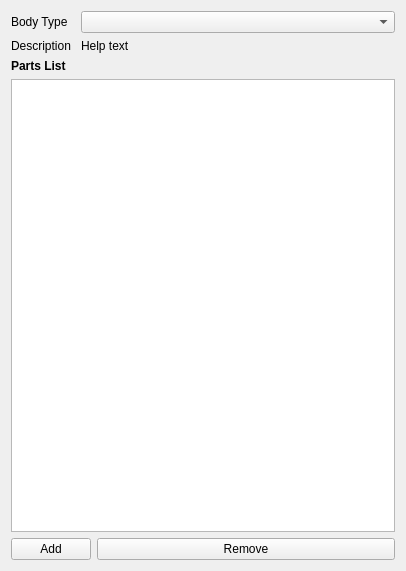
The window that TaskPanelDapBodies.ui (ljplessis/Nikra-DAP) describes before a commit, drawn with Qt 5.
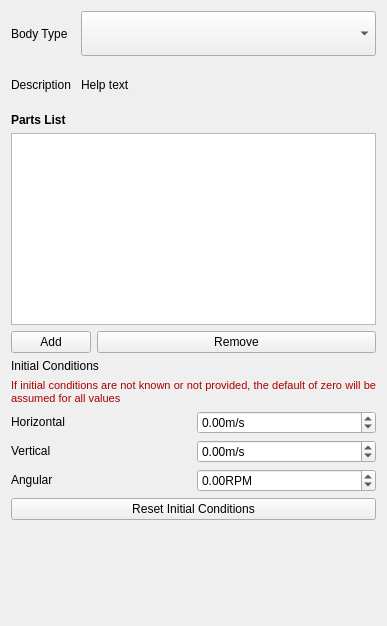
The same window after the commit.

Commit message: DAP: Initial commit of Initial Conditions Modelling

Diff of the .ui file:
```diff
--- a/TaskPanelDapBodies.ui
+++ b/TaskPanelDapBodies.ui
@@ -6,20 +6,151 @@
    <rect>
     <x>0</x>
     <y>0</y>
-    <width>406</width>
-    <height>571</height>
+    <width>387</width>
+    <height>626</height>
    </rect>
   </property>
+  <property name="sizePolicy">
+   <sizepolicy hsizetype="Expanding" vsizetype="Expanding">
+    <horstretch>0</horstretch>
+    <verstretch>0</verstretch>
+   </sizepolicy>
+  </property>
   <property name="windowTitle">
    <string>DAP body definition</string>
   </property>
-  <layout class="QVBoxLayout" name="verticalLayout">
-   <item>
+  <layout class="QGridLayout" name="gridLayout">
+   <item row="6" column="1">
+    <widget class="QDoubleSpinBox" name="dsbVelocityAngular">
+     <property name="enabled">
+      <bool>true</bool>
+     </property>
+     <property name="suffix">
+      <string>RPM</string>
+     </property>
+     <property name="minimum">
+      <double>-999999.000000000000000</double>
+     </property>
+     <property name="maximum">
+      <double>999999.000000000000000</double>
+     </property>
+    </widget>
+   </item>
+   <item row="6" column="0">
+    <widget class="QLabel" name="lblVelocityAngular">
+     <property name="enabled">
+      <bool>true</bool>
+     </property>
+     <property name="text">
+      <string>&lt;html&gt;&lt;head/&gt;&lt;body&gt;&lt;p&gt;Angular&lt;/p&gt;&lt;/body&gt;&lt;/html&gt;</string>
+     </property>
+    </widget>
+   </item>
+   <item row="2" column="0">
+    <widget class="QLabel" name="lblInitialConditions">
+     <property name="text">
+      <string>Initial Conditions</string>
+     </property>
+    </widget>
+   </item>
+   <item row="3" column="0" colspan="2">
+    <widget class="QLabel" name="labelInitConditionDescription">
+     <property name="enabled">
+      <bool>true</bool>
+     </property>
+     <property name="sizePolicy">
+      <sizepolicy hsizetype="Expanding" vsizetype="Minimum">
+       <horstretch>0</horstretch>
+       <verstretch>0</verstretch>
+      </sizepolicy>
+     </property>
+     <property name="text">
+      <string>&lt;html&gt;&lt;head/&gt;&lt;body&gt;&lt;p align=&quot;justify&quot;&gt;&lt;span style=&quot; font-size:8pt; color:#aa0000;&quot;&gt;If initial conditions are not known or not provided, the default of zero will be assumed for all values&lt;/span&gt;&lt;/p&gt;&lt;/body&gt;&lt;/html&gt;</string>
+     </property>
+     <property name="scaledContents">
+      <bool>false</bool>
+     </property>
+     <property name="wordWrap">
+      <bool>true</bool>
+     </property>
+    </widget>
+   </item>
+   <item row="4" column="1">
+    <widget class="QDoubleSpinBox" name="dsbVelocityHorizontal">
+     <property name="enabled">
+      <bool>true</bool>
+     </property>
+     <property name="sizePolicy">
+      <sizepolicy hsizetype="Expanding" vsizetype="Fixed">
+       <horstretch>0</horstretch>
+       <verstretch>0</verstretch>
+      </sizepolicy>
+     </property>
+     <property name="suffix">
+      <string>m/s</string>
+     </property>
+     <property name="minimum">
+      <double>-999999.000000000000000</double>
+     </property>
+     <property name="maximum">
+      <double>999999.000000000000000</double>
+     </property>
+    </widget>
+   </item>
+   <item row="5" column="1">
+    <widget class="QDoubleSpinBox" name="dsbVelocityVertical">
+     <property name="enabled">
+      <bool>true</bool>
+     </property>
+     <property name="prefix">
+      <string/>
+     </property>
+     <property name="suffix">
+      <string>m/s</string>
+     </property>
+     <property name="minimum">
+      <double>-999999.000000000000000</double>
+     </property>
+     <property name="maximum">
+      <double>999999.000000000000000</double>
+     </property>
+    </widget>
+   </item>
+   <item row="4" column="0">
+    <widget class="QLabel" name="lblVelocityHorizontal">
+     <property name="enabled">
+      <bool>true</bool>
+     </property>
+     <property name="sizePolicy">
+      <sizepolicy hsizetype="Expanding" vsizetype="Preferred">
+       <horstretch>0</horstretch>
+       <verstretch>0</verstretch>
+      </sizepolicy>
+     </property>
+     <property name="text">
+      <string>&lt;html&gt;&lt;head/&gt;&lt;body&gt;&lt;p&gt;Horizontal&lt;/p&gt;&lt;/body&gt;&lt;/html&gt;</string>
+     </property>
+    </widget>
+   </item>
+   <item row="8" column="0">
+    <spacer name="verticalSpacer">
+     <property name="orientation">
+      <enum>Qt::Vertical</enum>
+     </property>
+     <property name="sizeHint" stdset="0">
+      <size>
+       <width>20</width>
+       <height>40</height>
+      </size>
+     </property>
+    </spacer>
+   </item>
+   <item row="0" column="0" colspan="2">
     <layout class="QFormLayout" name="formLayout">
      <item row="0" column="0">
       <widget class="QLabel" name="labelBodyType">
        <property name="sizePolicy">
-        <sizepolicy hsizetype="Minimum" vsizetype="Preferred">
+        <sizepolicy hsizetype="Expanding" vsizetype="Expanding">
          <horstretch>0</horstretch>
          <verstretch>0</verstretch>
         </sizepolicy>
@@ -32,7 +163,7 @@
      <item row="0" column="1">
       <widget class="QComboBox" name="comboBodyType">
        <property name="sizePolicy">
-        <sizepolicy hsizetype="Expanding" vsizetype="Fixed">
+        <sizepolicy hsizetype="Expanding" vsizetype="Expanding">
          <horstretch>0</horstretch>
          <verstretch>0</verstretch>
         </sizepolicy>
@@ -41,6 +172,12 @@
      </item>
      <item row="1" column="0">
       <widget class="QLabel" name="label">
+       <property name="sizePolicy">
+        <sizepolicy hsizetype="Expanding" vsizetype="Expanding">
+         <horstretch>0</horstretch>
+         <verstretch>0</verstretch>
+        </sizepolicy>
+       </property>
        <property name="text">
         <string>Description </string>
        </property>
@@ -55,7 +192,7 @@
         <bool>true</bool>
        </property>
        <property name="sizePolicy">
-        <sizepolicy hsizetype="Maximum" vsizetype="Preferred">
+        <sizepolicy hsizetype="Expanding" vsizetype="Expanding">
          <horstretch>0</horstretch>
          <verstretch>0</verstretch>
         </sizepolicy>
@@ -70,16 +207,21 @@
      </item>
     </layout>
    </item>
-   <item>
+   <item row="1" column="0" colspan="2">
     <layout class="QFormLayout" name="formLayout_2">
      <property name="verticalSpacing">
       <number>6</number>
      </property>
      <item row="1" column="0">
       <widget class="QLabel" name="label_2">
+       <property name="sizePolicy">
+        <sizepolicy hsizetype="Expanding" vsizetype="Expanding">
+         <horstretch>0</horstretch>
+         <verstretch>0</verstretch>
+        </sizepolicy>
+       </property>
        <property name="font">
         <font>
-         <weight>75</weight>
          <bold>true</bold>
         </font>
        </property>
@@ -88,8 +230,24 @@
        </property>
       </widget>
      </item>
+     <item row="2" column="0" colspan="2">
+      <widget class="QListWidget" name="partList">
+       <property name="sizePolicy">
+        <sizepolicy hsizetype="Expanding" vsizetype="Expanding">
+         <horstretch>0</horstretch>
+         <verstretch>0</verstretch>
+        </sizepolicy>
+       </property>
+      </widget>
+     </item>
      <item row="3" column="0">
       <widget class="QPushButton" name="buttonAddPart">
+       <property name="sizePolicy">
+        <sizepolicy hsizetype="Expanding" vsizetype="Expanding">
+         <horstretch>0</horstretch>
+         <verstretch>0</verstretch>
+        </sizepolicy>
+       </property>
        <property name="text">
         <string>Add</string>
        </property>
@@ -97,17 +255,47 @@
      </item>
      <item row="3" column="1">
       <widget class="QPushButton" name="buttonRemovePart">
+       <property name="sizePolicy">
+        <sizepolicy hsizetype="Expanding" vsizetype="Expanding">
+         <horstretch>0</horstretch>
+         <verstretch>0</verstretch>
+        </sizepolicy>
+       </property>
        <property name="text">
         <string>Remove</string>
        </property>
       </widget>
      </item>
-     <item row="2" column="0" colspan="2">
-      <widget class="QListWidget" name="partList"/>
-     </item>
     </layout>
    </item>
+   <item row="5" column="0">
+    <widget class="QLabel" name="lblVelocityVertical">
+     <property name="enabled">
+      <bool>true</bool>
+     </property>
+     <property name="text">
+      <string>&lt;html&gt;&lt;head/&gt;&lt;body&gt;&lt;p&gt;Vertical&lt;/p&gt;&lt;/body&gt;&lt;/html&gt;</string>
+     </property>
+    </widget>
+   </item>
+   <item row="7" column="0" colspan="2">
+    <widget class="QPushButton" name="pbResetInitialConditions">
+     <property name="text">
+      <string>Reset Initial Conditions</string>
+     </property>
+    </widget>
+   </item>
   </layout>
+  <zorder>labelInitConditionDescription</zorder>
+  <zorder>lblVelocityHorizontal</zorder>
+  <zorder>dsbVelocityHorizontal</zorder>
+  <zorder>lblVelocityVertical</zorder>
+  <zorder>dsbVelocityVertical</zorder>
+  <zorder>lblVelocityAngular</zorder>
+  <zorder>dsbVelocityAngular</zorder>
+  <zorder>verticalSpacer</zorder>
+  <zorder>lblInitialConditions</zorder>
+  <zorder>pbResetInitialConditions</zorder>
  </widget>
  <resources/>
  <connections/>
```
The commit also changes 5 other files.
